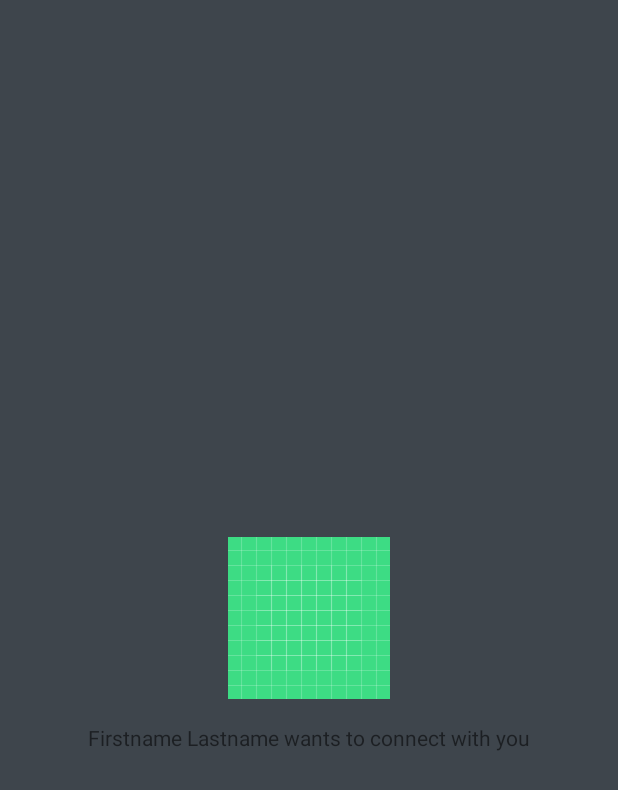
After one commit to RonanQuill/Closely, an Android app: the layout fragment_accept_connection.xml on its own in the app's theme, with its tools: preview values and no code run, on a phone screen of 412 x 824 dp. The commit adds this screen. Shown: the top 790 px of the screen. Run offline under Robolectric (Android 15) with nearby library versions, the phone set to English and light mode, and no system bars.

Commit message:
NFC Stuff

```diff
--- a/app/src/main/AndroidManifest.xml
+++ b/app/src/main/AndroidManifest.xml
@@ -3,7 +3,7 @@
     package="cs4084.closely">
 
     <uses-permission android:name="android.permission.NFC" />
-    <uses-feature android:name="android.hardware.nfc" android:required="true" />
+    <uses-feature android:name="android.hardware.nfc" android:required="false" />
 
     <application
         android:launchMode="singleTask"
--- a/app/src/main/java/cs4084/closely/home/HomeFragment.java
+++ b/app/src/main/java/cs4084/closely/home/HomeFragment.java
@@ -3,6 +3,8 @@ package cs4084.closely.home;
 import android.nfc.NfcAdapter;
 import android.os.Bundle;
 
+import androidx.annotation.NonNull;
+import androidx.fragment.app.DialogFragment;
 import androidx.fragment.app.Fragment;
 
 import android.view.LayoutInflater;
@@ -10,7 +12,11 @@ import android.view.View;
 import android.view.ViewGroup;
 import android.widget.Toast;
 
+import com.google.android.material.tabs.TabLayout;
+import com.google.android.material.tabs.TabLayoutMediator;
+
 import cs4084.closely.R;
+import cs4084.closely.acceptconnection.AcceptConnectionDialog;
 
 /**
  * A simple {@link Fragment} subclass.
--- a/app/src/main/java/cs4084/closely/signin/SignInFragment.java
+++ b/app/src/main/java/cs4084/closely/signin/SignInFragment.java
@@ -20,6 +20,7 @@ import com.google.firebase.auth.AuthResult;
 import com.google.firebase.auth.FirebaseAuth;
 import com.google.firebase.auth.FirebaseUser;
 
+import cs4084.closely.Closely;
 import cs4084.closely.R;
 
 
@@ -92,7 +93,11 @@ public class SignInFragment extends Fragment implements View.OnClickListener {
                                 Log.d(TAG, "signInWithEmail:success");
                                 FirebaseUser user = auth.getCurrentUser();
                                 Log.d(TAG, "Signed in user: " + user.getEmail());
+
                                 //TODO redirect user to home page
+                                Closely closely = (Closely)getActivity();
+                                closely.onLogin();
+
                                 Navigation.findNavController(getView()).navigate(R.id.action_signInFragment_to_navigationFragment);
                             } else {
                                 // If sign in fails, display a message to the user.
--- a/app/src/main/java/cs4084/closely/signup/SignUpFragment.java
+++ b/app/src/main/java/cs4084/closely/signup/SignUpFragment.java
@@ -20,6 +20,7 @@ import com.google.android.gms.tasks.Task;
 import com.google.firebase.auth.AuthResult;
 import com.google.firebase.auth.FirebaseAuth;
 
+import cs4084.closely.Closely;
 import cs4084.closely.R;
 
 
@@ -67,6 +68,9 @@ public class SignUpFragment extends Fragment implements View.OnClickListener {
                             Log.d(TAG, "createUserWithEmail:success");
                             Toast.makeText(getActivity(), "Sign up successful", Toast.LENGTH_SHORT).show();
 
+                            Closely closely = (Closely)getActivity();
+                            closely.onLogin();
+
                             Navigation.findNavController(getView()).navigate(R.id.action_signUpFragment_to_navigationFragment);
                         } else {
                             // If sign in fails, display a message to the user.
--- /dev/null
+++ b/app/src/main/res/layout/fragment_accept_connection.xml
@@ -0,0 +1,29 @@
+<?xml version="1.0" encoding="utf-8"?>
+<androidx.constraintlayout.widget.ConstraintLayout xmlns:android="http://schemas.android.com/apk/res/android"
+    xmlns:app="http://schemas.android.com/apk/res-auto"
+    xmlns:tools="http://schemas.android.com/tools"
+    android:id="@+id/acceptConnectionDialogLayout"
+    android:layout_width="match_parent"
+    android:layout_height="match_parent"
+    tools:context=".acceptconnection.AcceptConnectionDialog" >
+
+    <TextView
+        android:id="@+id/messageText"
+        android:layout_width="wrap_content"
+        android:layout_height="wrap_content"
+        android:layout_marginTop="16dp"
+        android:text="Firstname Lastname wants to connect with you"
+        app:layout_constraintEnd_toEndOf="parent"
+        app:layout_constraintStart_toStartOf="parent"
+        app:layout_constraintTop_toBottomOf="@+id/imageView4" />
+
+    <ImageView
+        android:id="@+id/imageView4"
+        android:layout_width="wrap_content"
+        android:layout_height="wrap_content"
+        android:src="@drawable/ic_launcher_background"
+        app:layout_constraintBottom_toBottomOf="parent"
+        app:layout_constraintEnd_toEndOf="parent"
+        app:layout_constraintStart_toStartOf="parent"
+        app:layout_constraintTop_toTopOf="parent" />
+</androidx.constraintlayout.widget.ConstraintLayout>
--- a/app/src/main/res/values/strings.xml
+++ b/app/src/main/res/values/strings.xml
@@ -3,4 +3,6 @@
 
     <!-- TODO: Remove or change this placeholder text -->
     <string name="hello_blank_fragment">Hello blank fragment</string>
+    <string name="connection_dialog_accept">Accept</string>
+    <string name="connection_dialog_decline">Decline</string>
 </resources>
```
Also changed, not shown: app/src/main/java/cs4084/closely/Closely.java (+19 -27 lines), app/src/main/java/cs4084/closely/acceptconnection/AcceptConnectionDialog.java (added, +98 -0 lines), app/src/main/java/cs4084/closely/nfc/NFCManager.java (+32 -12 lines), app/src/main/java/cs4084/closely/user/User.java (+23 -0 lines), app/src/main/res/layout/fragment_profile.xml (+8 -0 lines).
